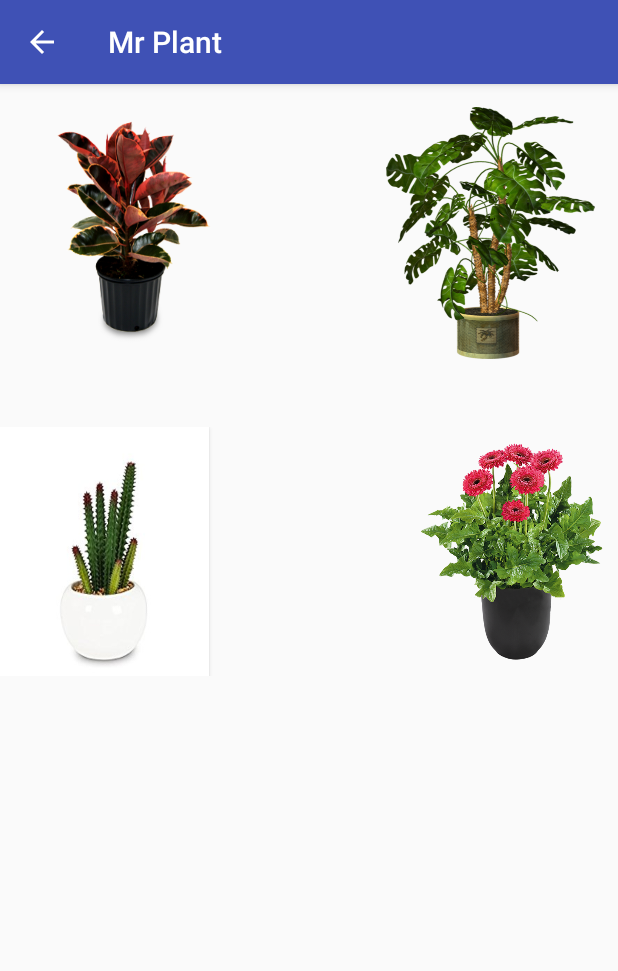
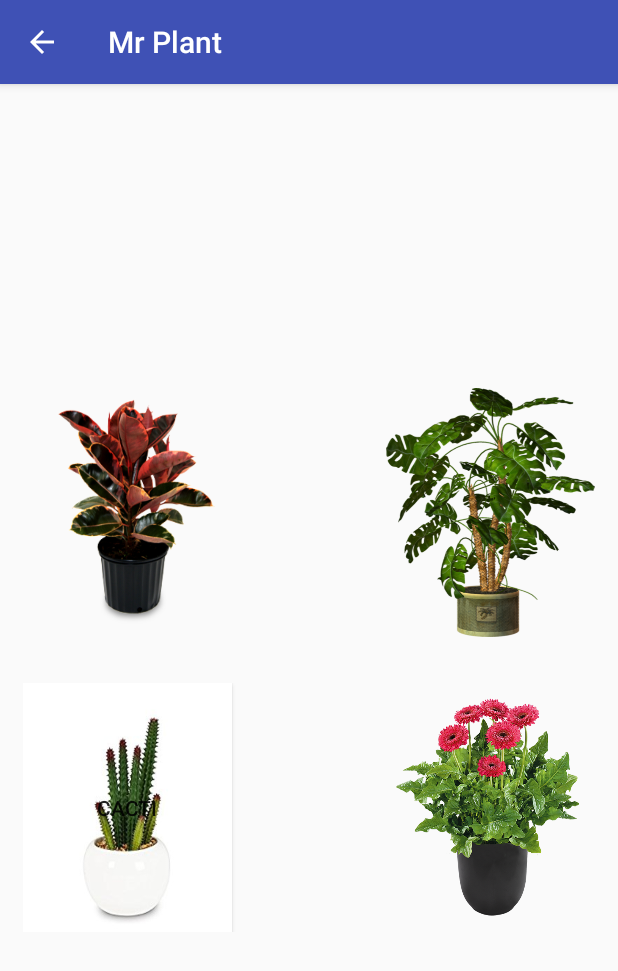
Before and after one commit to oscarmeanwell/MrP, an Android app: the SelectPlant screen opened directly, with no data from a screen before it, on a phone screen of 412 x 824 dp. Shown: the top 971 px of the screen. Run offline under Robolectric (Android 15) with nearby library versions, the phone set to English and light mode, and no system bars.

Commit message:
I need sleep

```diff
--- a/app/src/main/res/layout/activity_select_plant.xml
+++ b/app/src/main/res/layout/activity_select_plant.xml
@@ -4,6 +4,7 @@
     xmlns:tools="http://schemas.android.com/tools"
     android:layout_width="match_parent"
     android:layout_height="match_parent"
+    android:gravity="center"
     tools:context="com.example.oscarmeanwell.mrplantfin.SelectPlant">
 
     <LinearLayout
@@ -15,8 +16,8 @@
 
     <Button
         android:id="@+id/lowlight"
-        android:layout_width="136dp"
-        android:layout_height="163dp"
+        android:layout_width="139dp"
+        android:layout_height="166dp"
         android:background="@drawable/robusta_ruby"
    />
         <Space
@@ -28,28 +29,31 @@
     <Button
         android:id="@+id/foliage"
         android:layout_width="139dp"
-        android:layout_height="168dp"
+        android:layout_height="166dp"
         android:background="@drawable/potplantcliparttransparent18"
         android:layout_alignRight="@id/lowlight"
      />
 
     </LinearLayout>
-    <Space
-        android:layout_width="0dp"
-        android:layout_height="1dp"
-        android:layout_weight="1" >
-    </Space>
+
     <LinearLayout
         android:layout_width="match_parent"
         android:layout_height="wrap_content"
         android:layout_below="@+id/l1"
-        android:paddingTop="30dp">
+        android:padding="15dp"
+        android:paddingTop="30dp"
+        android:id="@+id/l2"
+        >
+
         <Button
             android:id="@+id/cacti"
             android:layout_width="139dp"
             android:layout_height="166dp"
+            android:text="Cacti"
+
             android:background="@drawable/cactuss"
       />
+
         <Space
             android:layout_width="0dp"
             android:layout_height="1dp"
@@ -57,9 +61,12 @@
         </Space>
     <Button
         android:id="@+id/floral"
-        android:layout_width="138dp"
-        android:layout_height="165dp"
+        android:layout_width="139dp"
+        android:layout_height="166dp"
         android:background="@drawable/floral"
    />
+
+
     </LinearLayout>
+
 </RelativeLayout>
```
Lines whose indentation alone changed are shown as unchanged.
